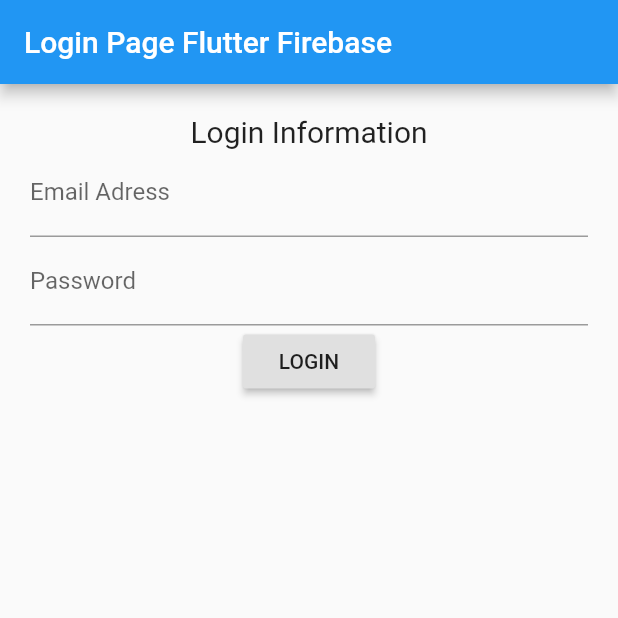
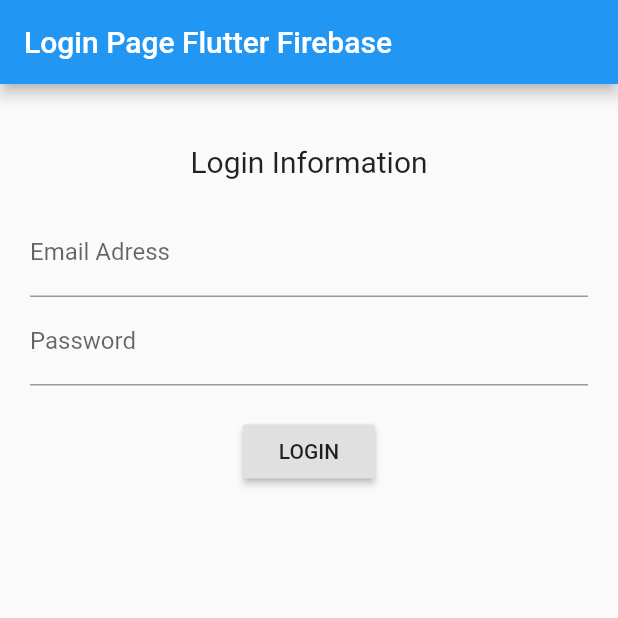
Before and after one commit to didierganthier/simple_firebase_auth, a Flutter app: the screen it shows after launch, on a phone screen of 412 x 824 dp, the top half of it. Run offline on Flutter 3.47's test engine with Material 2 defaults, Android fonts, the phone set to English and light mode, and no system bars.

Commit message:
Spacing added between Widgets

```diff
--- a/lib/login_page.dart
+++ b/lib/login_page.dart
@@ -16,10 +16,12 @@ class _LoginPageState extends State<LoginPage> {
         padding: EdgeInsets.all(20.0),
         child: Column(
           children: [
+            SizedBox(height: 20.0),
             Text(
               'Login Information',
               style: TextStyle(fontSize: 20),
             ),
+            SizedBox(height: 20.0),
             TextFormField(
               keyboardType: TextInputType.emailAddress,
               decoration: InputDecoration(labelText: 'Email Adress'),
@@ -28,6 +30,7 @@ class _LoginPageState extends State<LoginPage> {
               obscureText: true,
               decoration: InputDecoration(labelText: 'Password'),
             ),
+            SizedBox(height: 20.0),
             RaisedButton(
               onPressed: (){
 
```
